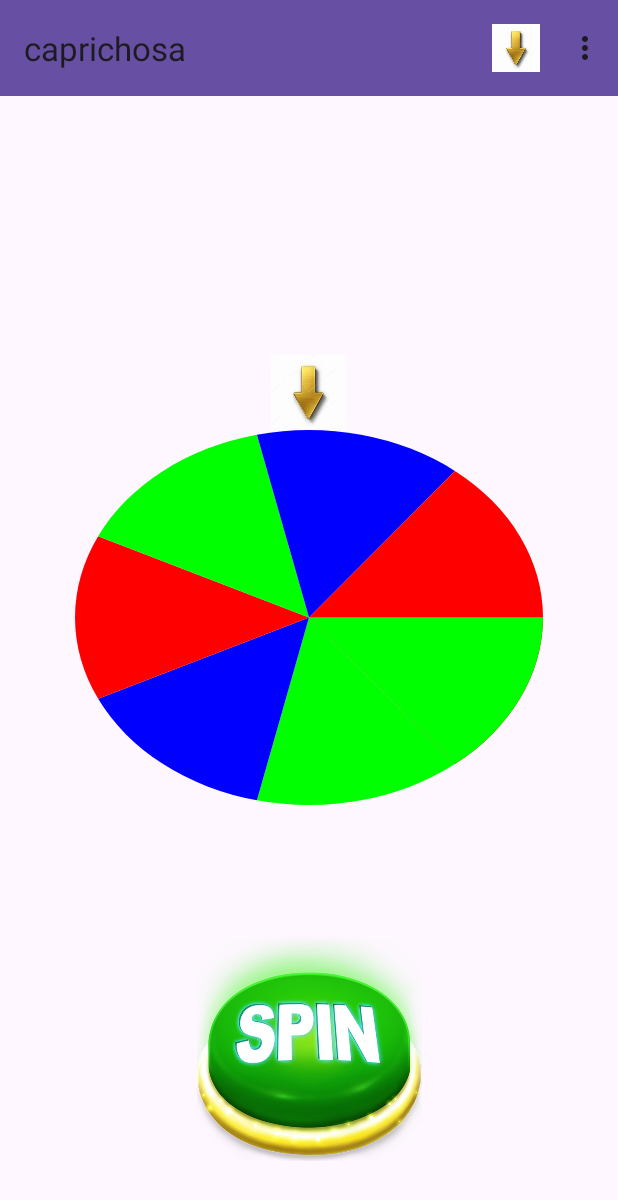
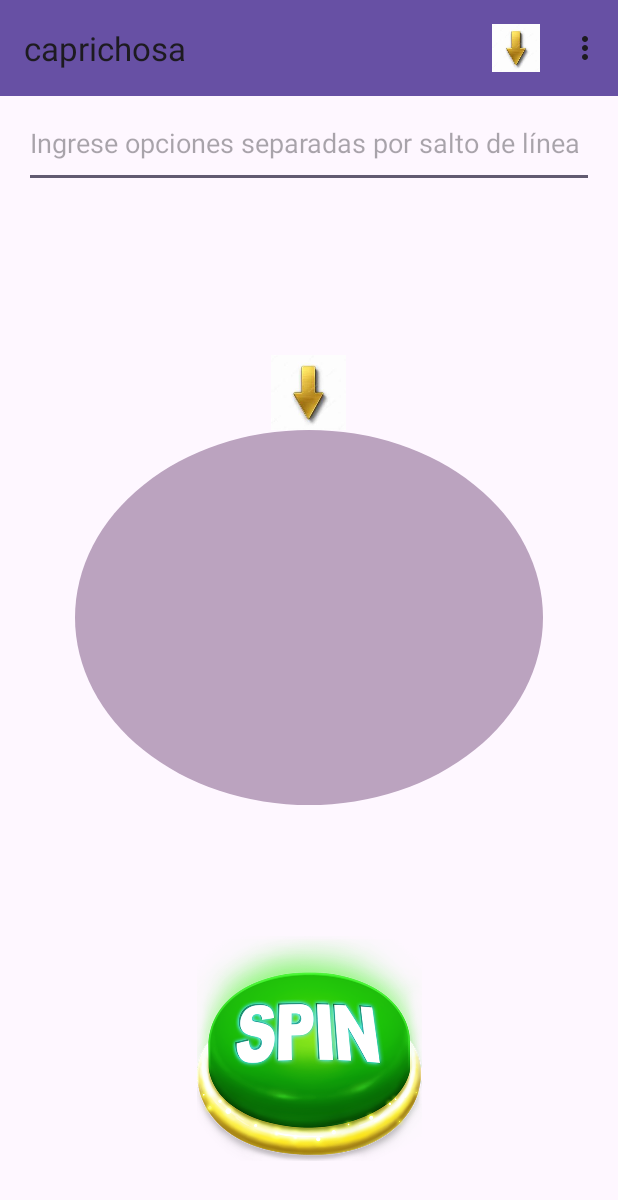
Before and after one commit to vicentenavarro13/PS-G4-RULETA, an Android app: the screen it shows after launch (MainActivity), after a tap on "Presiona el botón para girar la ruleta", on a phone screen of 412 x 824 dp. Shown: the top 1200 px of the screen. Run offline under Robolectric (Android 15) with nearby library versions, the phone set to English and light mode, and no system bars.

Commit message:
añadir sectores mediante campo de texto

```diff
--- a/app/src/main/java/com/example/caprichosa/MainActivity.java
+++ b/app/src/main/java/com/example/caprichosa/MainActivity.java
@@ -1,50 +1,62 @@
 package com.example.caprichosa;
 
+import androidx.appcompat.app.AppCompatActivity;
+
 import android.os.Bundle;
-import android.view.Menu;
 import android.view.View;
 import android.view.animation.Animation;
 import android.view.animation.DecelerateInterpolator;
 import android.view.animation.RotateAnimation;
 import android.widget.ImageView;
 import android.widget.Toast;
+import android.widget.EditText;
+import android.view.Menu;
 
 import androidx.appcompat.app.AppCompatActivity;
 import androidx.appcompat.widget.Toolbar;
-
 import java.util.Random;
 
 public class MainActivity extends AppCompatActivity {
-    private static final String[] sectores = {"1", "2", "3", "4", "5", "6", "7"};
+    private ImageView ruleta;
+
+
+    private RouletteView rouletteView;
+    private static final String[] sectores = {"1", "2", "3", "4", "5", "6", "7", "8", "9"};
     private static final int [] tamanosSector = new int [sectores.length];
     private static final Random  random = new Random();
     private boolean girando = false ;
     private int grados = 0;
     @Override
     protected void onCreate(Bundle savedInstanceState) {
+
+
         super.onCreate(savedInstanceState);
         setContentView(R.layout.activity_main);
         Toolbar toolbar = findViewById(R.id.toolbar);
         setSupportActionBar(toolbar);
-        RouletteView rouletteView = new RouletteView(sectores.length);
+        final EditText editTextOpciones = findViewById(R.id.editTextOpciones);
         final ImageView boton = findViewById(R.id.boton);
-        ImageView image = findViewById(R.id.ruleta);
-        if (image != null && rouletteView != null) {
-            image.setImageDrawable(rouletteView);
-            image.setContentDescription(getResources().getString(R.string.roulette));
+        final ImageView image = findViewById(R.id.ruleta);
 
-        }
-        getTamano();
         boton.setOnClickListener(new View.OnClickListener() {
             @Override
             public void onClick(View view) {
-                if(!girando){
-                    girando = true;
-                    girar(image);
+                String opcionesTexto = editTextOpciones.getText().toString();
+                String[] opciones = opcionesTexto.split("\n");
 
+
+                rouletteView = new RouletteView(opciones);
+
+                if (image != null && rouletteView != null) {
+                    image.setImageDrawable(rouletteView);
+                    image.setContentDescription(getResources().getString(R.string.roulette));
                 }
+                getTamano();
+                girar(image);
 
             }
+
+
         });
 
     }
@@ -85,8 +97,14 @@ public class MainActivity extends AppCompatActivity {
 
             }
         });
-      image.startAnimation(animacion);
+        image.startAnimation(animacion);
 
+    }
+    @Override
+    public boolean onCreateOptionsMenu(Menu menu) {
+        super.onCreateOptionsMenu(menu);
+        getMenuInflater().inflate(R.menu.game_menu, menu);
+        return true;
     }
     private void getTamano () {
         int tamanoSector = 360/ sectores.length;
@@ -96,11 +114,4 @@ public class MainActivity extends AppCompatActivity {
 
         }
     }
-    @Override
-    public boolean onCreateOptionsMenu(Menu menu) {
-        super.onCreateOptionsMenu(menu);
-        getMenuInflater().inflate(R.menu.game_menu, menu);
-        return true;
-    }
-
 }
--- a/app/src/main/java/com/example/caprichosa/RouletteView.java
+++ b/app/src/main/java/com/example/caprichosa/RouletteView.java
@@ -9,53 +9,60 @@ import android.graphics.drawable.Drawable;
 import android.graphics.drawable.ShapeDrawable;
 import android.graphics.drawable.shapes.ArcShape;
 import android.view.View;
+import java.util.Random;
+
 
 import androidx.annotation.NonNull;
 import androidx.annotation.Nullable;
 
 public class RouletteView extends Drawable {
-    private final Paint redPaint;
-    private final Paint bluePaint;
-    private final Paint greenPaint;
+    private Paint[] sectorPaints;
+    private String[] opciones;
+    private Random random;
 
-    private int segments;
-
-    private ShapeDrawable drawable;
-    public RouletteView(int segments) {
-        redPaint = new Paint();
-        redPaint.setARGB(255, 255, 0, 0);
-        bluePaint = new Paint();
-        bluePaint.setARGB(255,0,0,255);
-        greenPaint = new Paint();
-        greenPaint.setARGB(255,0,255,0);
-        this.segments = segments;
+    public RouletteView(String[] opciones) {
+        this.opciones = opciones;
+        this.random = new Random();
+        initializePaints();
     }
 
-    protected void onDraw(Canvas canvas) {
-        drawable.draw(canvas);
+    private void initializePaints() {
+        sectorPaints = new Paint[opciones.length];
+        for (int i = 0; i < opciones.length; i++) {
+            Paint paint = new Paint();
+            paint.setARGB(255, random.nextInt(256), random.nextInt(256), random.nextInt(256));
+            sectorPaints[i] = paint;
+        }
     }
 
     @Override
     public void draw(@NonNull Canvas canvas) {
-        // Get the drawable's bounds
         int width = getBounds().width();
         int height = getBounds().height();
         float radius = Math.min(width, height) / 2;
-        int multiple = 1;
-        Paint currentPaint = redPaint;
-        for (float segmentcounter = 0; segmentcounter < 360; segmentcounter+=(360.0 /segments)) {
-            canvas.drawArc((float) 0, (float) 0, (float) width, height, segmentcounter, (float) (360.0 / segments),true,currentPaint);
-            if (currentPaint.equals(redPaint)) {
-                currentPaint = greenPaint;
-            } else if (currentPaint.equals(greenPaint)) {
-                currentPaint = bluePaint;
-            } else {
-                currentPaint = redPaint;
-            }
+        float centerX = width / 2.0f;
+        float centerY = height / 2.0f;
+        float startAngle = 0;
+
+        for (int i = 0; i < opciones.length; i++) {
+            float sweepAngle = (360.0f / opciones.length);
+            Paint currentPaint = sectorPaints[i];
+
+            // Dibuja el sector
+            canvas.drawArc(0, 0, width, height, startAngle, sweepAngle, true, currentPaint);
+
+            // Dibuja el texto en el centro del sector
+            String texto = opciones[i];
+            float textX = (float) (centerX + radius * 0.8 * Math.cos(Math.toRadians(startAngle + sweepAngle / 2)));
+            float textY = (float) (centerY + radius * 0.8 * Math.sin(Math.toRadians(startAngle + sweepAngle / 2)));
+            canvas.drawText(texto, textX, textY, currentPaint);
+
+            startAngle += sweepAngle;
         }
-        // Draw a red circle in the center
+    }
+    // Draw a red circle in the center
 
-    }
+
 
     @Override
     public void setAlpha(int i) {
--- a/app/src/main/res/layout/activity_main.xml
+++ b/app/src/main/res/layout/activity_main.xml
@@ -1,9 +1,12 @@
 <?xml version="1.0" encoding="utf-8"?>
 <RelativeLayout xmlns:android="http://schemas.android.com/apk/res/android"
+    xmlns:app="http://schemas.android.com/apk/res-auto"
     xmlns:tools="http://schemas.android.com/tools"
     android:layout_width="match_parent"
     android:layout_height="match_parent"
     tools:context=".MainActivity">
+
+
 
     <ImageView
         android:id="@+id/ruleta"
@@ -14,16 +17,29 @@
         android:layout_marginEnd="50dp"
         android:contentDescription="Una ruleta modificable"
         android:scaleType="centerInside"
-        android:src="@drawable/ruleta" />
+        />
 
     <ImageView
         android:id="@+id/flecha"
         android:layout_width="50dp"
         android:layout_height="50dp"
+        android:layout_centerHorizontal="true"
         android:layout_above="@id/ruleta"
-        android:layout_centerHorizontal="true"
         android:contentDescription="Flecha que elige sección"
         android:src="@drawable/flecha" />
+    <EditText
+        android:id="@+id/editTextOpciones"
+        android:layout_width="match_parent"
+        android:layout_height="60dp"
+        android:hint="@string/ingrese_opciones"
+        android:inputType="textMultiLine"
+        android:layout_marginTop="65dp"
+        android:layout_marginStart="16dp"
+        android:layout_marginEnd="16dp"
+        android:layout_marginBottom="8dp"
+        android:autofillHints="text"
+        />
+
 
     <ImageView
         android:id="@+id/boton"
@@ -34,7 +50,6 @@
         android:layout_marginBottom="50dp"
         android:contentDescription="Presiona el botón para girar la ruleta"
         android:src="@drawable/botongirar" />
-
     <androidx.appcompat.widget.Toolbar
         android:id="@+id/toolbar"
         android:layout_width="match_parent"
--- a/app/src/main/res/values/strings.xml
+++ b/app/src/main/res/values/strings.xml
@@ -7,6 +7,7 @@
     <string name="roulette">Ruleta</string>
     <string name="next">Next</string>
     <string name="previous">Previous</string>
+    <string name="ingrese_opciones">Ingrese opciones separadas por salto de línea</string>
 
     <string name="lorem_ipsum">
         Lorem ipsum dolor sit amet, consectetur adipiscing elit. Nam in scelerisque sem. Mauris
```
